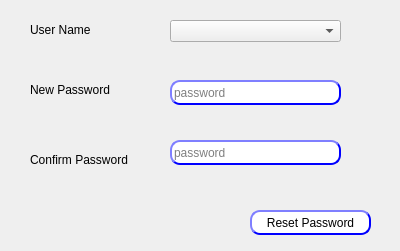
shymaa123456/HyperPOS2020, file presentation/authorization_ui/resetUserPasswordMain.ui: the form before one commit.
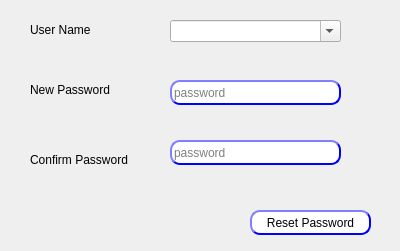
The form after the commit.

Commit message: finish ehab comments

Diff of the .ui file:
```diff
--- a/presentation/authorization_ui/resetUserPasswordMain.ui
+++ b/presentation/authorization_ui/resetUserPasswordMain.ui
@@ -190,6 +190,9 @@
      <height>22</height>
     </rect>
    </property>
+   <property name="editable">
+    <bool>true</bool>
+   </property>
   </widget>
  </widget>
  <resources/>
```
